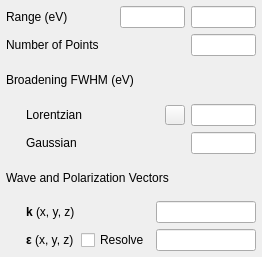
First picture: the form in src/crispy/quanty/uis/axis.ui, repository mretegan/crispy, before the edit.
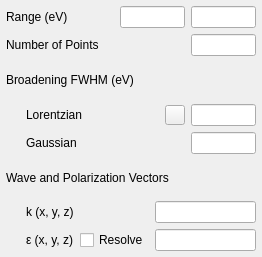
Second picture: the form after the edit. Custom widgets are drawn as their Qt base class.

Commit message: Remove the bold text from axis labels

What changed in the file:
```diff
--- a/src/crispy/quanty/uis/axis.ui
+++ b/src/crispy/quanty/uis/axis.ui
@@ -266,7 +266,7 @@
      <item row="0" column="1">
       <widget class="QLabel" name="kLabel">
        <property name="text">
-        <string>&lt;html&gt;&lt;head/&gt;&lt;body&gt;&lt;p&gt;&lt;span style=&quot; font-weight:600;&quot;&gt;k&lt;/span&gt; (x, y, z)&lt;/p&gt;&lt;/body&gt;&lt;/html&gt;</string>
+        <string>&lt;html&gt;&lt;head/&gt;&lt;body&gt;&lt;p&gt;k (x, y, z)&lt;/p&gt;&lt;/body&gt;&lt;/html&gt;</string>
        </property>
       </widget>
      </item>
@@ -289,7 +289,7 @@
      <item row="1" column="1">
       <widget class="QLabel" name="e1Label">
        <property name="text">
-        <string>&lt;html&gt;&lt;head/&gt;&lt;body&gt;&lt;p&gt;&lt;span style=&quot; font-weight:600;&quot;&gt;ε&lt;/span&gt; (x, y, z)&lt;/p&gt;&lt;/body&gt;&lt;/html&gt;</string>
+        <string>&lt;html&gt;&lt;head/&gt;&lt;body&gt;&lt;p&gt;ε (x, y, z)&lt;/p&gt;&lt;/body&gt;&lt;/html&gt;</string>
        </property>
       </widget>
      </item>
```
